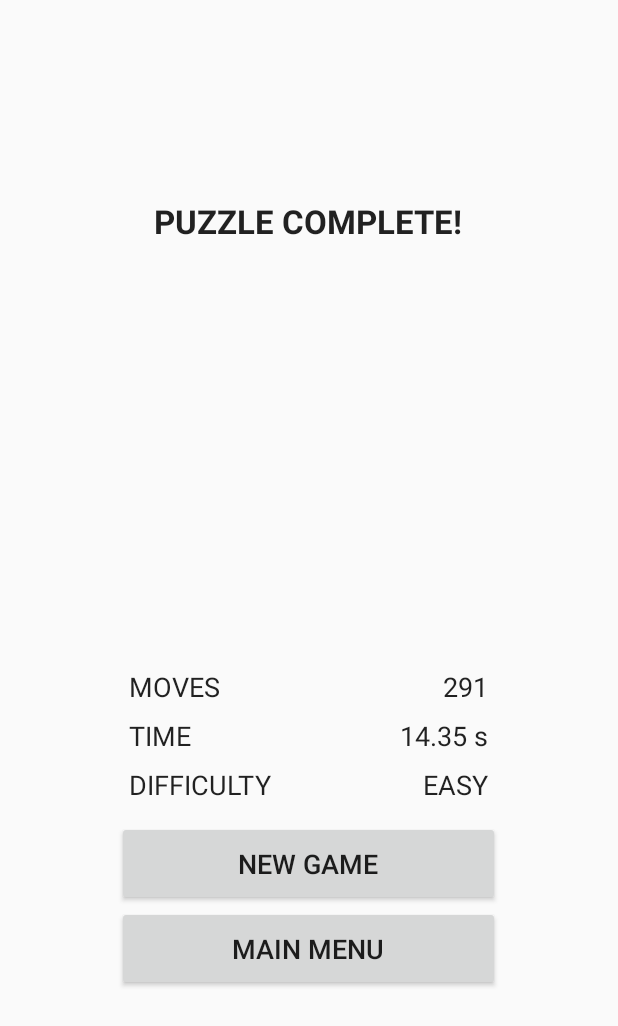
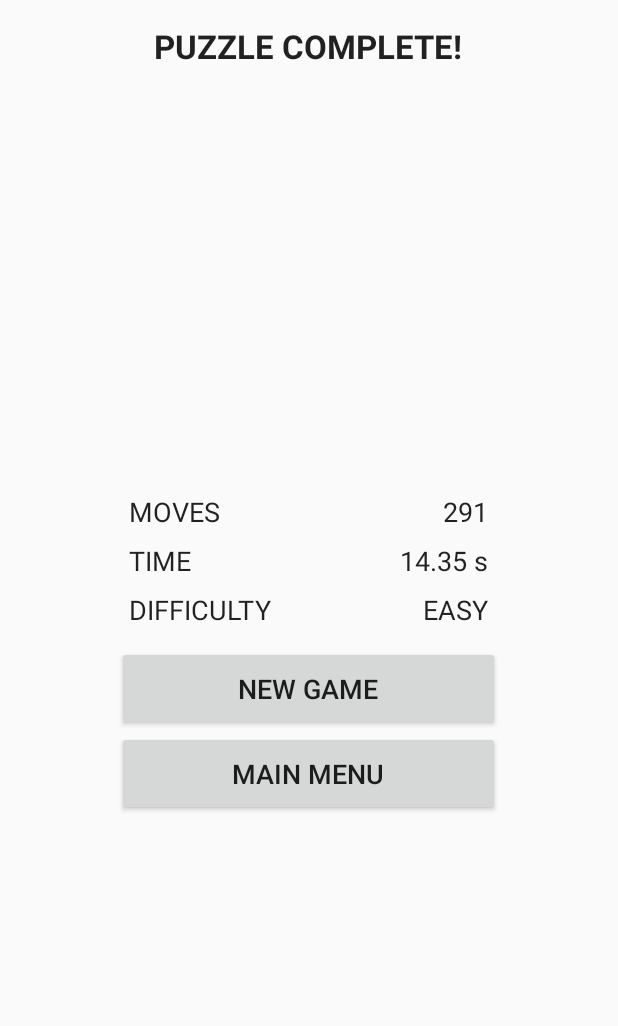
Before and after one commit to JeroenSchonenberg/nPuzzle2.0, an Android app: the layout activity_game_finished.xml on its own in the app's theme, with its tools: preview values and no code run, on a phone screen of 412 x 824 dp. Shown: the top 1026 px of the screen. Run offline under Robolectric (Android 15) with nearby library versions, the phone set to English and light mode, and no system bars.

Commit message:
improved layout aesthetics

```diff
--- a/app/src/main/res/layout/activity_game_finished.xml
+++ b/app/src/main/res/layout/activity_game_finished.xml
@@ -10,12 +10,12 @@
     <RelativeLayout
         android:layout_width="0dip"
         android:layout_height="fill_parent"
-        android:layout_weight="@dimen/container_weight">
+        android:layout_weight="@dimen/container_weight"
+        android:layout_marginTop="@dimen/activity_vertical_margin">
         <LinearLayout
             android:orientation="vertical"
             android:layout_width="fill_parent"
             android:layout_height="wrap_content"
-            android:layout_centerVertical="true"
             android:layout_centerHorizontal="true"
             android:id="@+id/container">
 
@@ -138,21 +138,6 @@
                 android:paddingBottom="@dimen/default_button_padding"
                 android:textSize="18dp" />
 
-            <TextView
-                android:layout_width="wrap_content"
-                android:layout_height="wrap_content"
-                android:textAppearance="?android:attr/textAppearanceLarge"
-                android:text="PUZZLE COMPLETE"
-                android:id="@+id/same_width_hack"
-                android:elegantTextHeight="false"
-                android:typeface="serif"
-                android:layout_span="2"
-                android:layout_centerVertical="true"
-                android:layout_centerHorizontal="true"
-                android:textStyle="bold"
-                android:textSize="@dimen/extra_large_text_size"
-                android:visibility="invisible" />
-
         </LinearLayout>
     </RelativeLayout>
     <RelativeLayout
--- a/app/src/main/res/layout/activity_multiplayer_menu.xml
+++ b/app/src/main/res/layout/activity_multiplayer_menu.xml
@@ -10,7 +10,8 @@
     <RelativeLayout
         android:layout_width="0dip"
         android:layout_height="fill_parent"
-        android:layout_weight="@dimen/container_weight">
+        android:layout_weight="@dimen/container_weight"
+        android:layout_marginBottom="@dimen/container_bottom_margin">
         <LinearLayout
             android:orientation="vertical"
             android:layout_width="fill_parent"
--- a/app/src/main/res/layout/activity_select_difficulty.xml
+++ b/app/src/main/res/layout/activity_select_difficulty.xml
@@ -10,7 +10,8 @@
     <RelativeLayout
         android:layout_width="0dip"
         android:layout_height="fill_parent"
-        android:layout_weight="@dimen/container_weight">
+        android:layout_weight="@dimen/container_weight"
+        android:layout_marginBottom="@dimen/container_bottom_margin">
         <!-- 70% Width End-->
         <LinearLayout
             android:orientation="vertical"
@@ -36,7 +37,7 @@
             <Button
                 android:layout_width="match_parent"
                 android:layout_height="wrap_content"
-                android:text="TEST"
+                android:text="DEMO"
                 android:id="@+id/btn_test"
                 android:textSize="@dimen/button_text_size"
                 android:paddingTop="@dimen/default_button_padding"
--- a/app/src/main/res/values/dimens.xml
+++ b/app/src/main/res/values/dimens.xml
@@ -11,5 +11,6 @@
     <dimen name="button_text_size">18dp</dimen>
 
     <item name="container_weight" type="dimen" format="float">0.62</item>
+    <dimen name="container_bottom_margin">32dp</dimen>
     <item name="container_margin_weight" type="dimen" format="float">0.19</item>
 </resources>
```
Also changed, not shown: app/src/main/res/layout/activity_main_menu.xml (+6 -3 lines).
